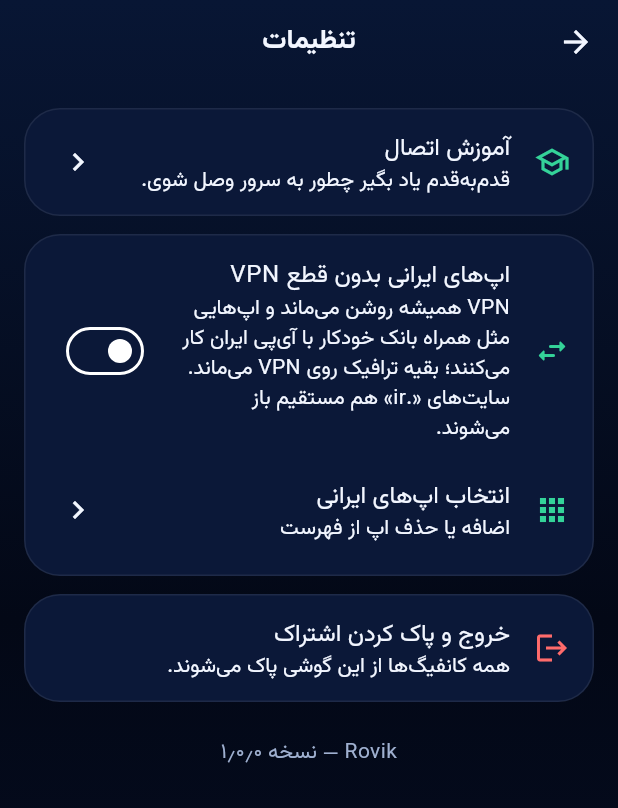
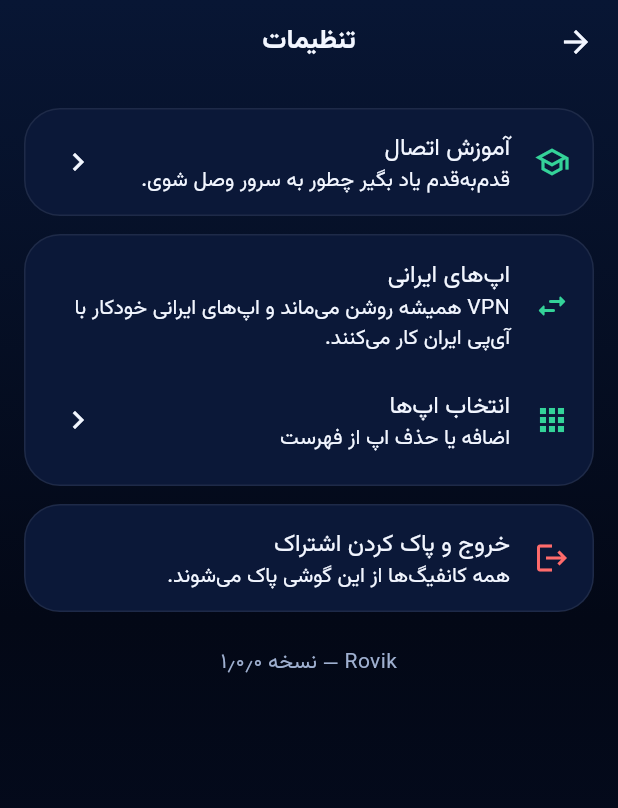
Before and after one commit to ilyaabbasii0090/rovik-app, a Flutter app: the screen it shows after launch, after a tap on the "settings" icon, on a phone screen of 412 x 824 dp. Shown: the top 808 px of the screen. Run offline on Flutter 3.47's test engine with Material 3 defaults, Android fonts, the phone set to English and light mode, and no system bars; our stand-ins replace app_links, shared_preferences; missing offline and left inert: flutter_v2ray; network calls fail.

Commit message:
v1.0.11: IranGuard always on for everyone - no settings toggle

```diff
--- a/rovik_app/lib/config.dart
+++ b/rovik_app/lib/config.dart
@@ -28,5 +28,5 @@ class RovikConfig {
       'https://rovikvpn.shop/dl/rovik.apk';
 
   /// نسخه نصب‌شده (باید با pubspec.yaml هماهنگ بماند).
-  static const String appVersion = '1.0.10';
+  static const String appVersion = '1.0.11';
 }
--- a/rovik_app/lib/screens/iran_guard_screen.dart
+++ b/rovik_app/lib/screens/iran_guard_screen.dart
@@ -8,7 +8,7 @@ import '../theme.dart';
 class IranGuardCard extends StatefulWidget {
   const IranGuardCard({super.key, this.onChanged});
 
-  /// بعد از هر تغییر (روشن/خاموش یا تغییر فهرست) صدا زده می‌شود.
+  /// بعد از هر تغییر فهرست اپ‌ها صدا زده می‌شود.
   final VoidCallback? onChanged;
 
   @override
@@ -16,30 +16,6 @@ class IranGuardCard extends StatefulWidget {
 }
 
 class _IranGuardCardState extends State<IranGuardCard> {
-  bool _enabled = false;
-  bool _loaded = false;
-
-  @override
-  void initState() {
-    super.initState();
-    _load();
-  }
-
-  Future<void> _load() async {
-    final enabled = await IranGuardPrefs.loadEnabled();
-    if (!mounted) return;
-    setState(() {
-      _enabled = enabled;
-      _loaded = true;
-    });
-  }
-
-  Future<void> _toggle(bool v) async {
-    await IranGuardPrefs.saveEnabled(v);
-    setState(() => _enabled = v);
-    widget.onChanged?.call();
-  }
-
   Future<void> _openApps() async {
     await Navigator.of(context).push(
       MaterialPageRoute(
@@ -55,24 +31,22 @@ class _IranGuardCardState extends State<IranGuardCard> {
         padding: const EdgeInsets.symmetric(vertical: 8),
         child: Column(
           children: [
-            SwitchListTile(
-              secondary: const Icon(
+            const ListTile(
+              leading: Icon(
                 Icons.swap_horiz_rounded,
                 color: RovikTheme.mint,
               ),
-              title: const Text('اپ‌های ایرانی بدون قطع VPN'),
-              subtitle: const Text(
-                'VPN همیشه روشن می‌ماند و اپ‌هایی مثل همراه بانک خودکار با آی‌پی ایران کار می‌کنند؛ بقیه ترافیک روی VPN می‌ماند. سایت‌های «.ir» هم مستقیم باز می‌شوند.',
+              title: Text('اپ‌های ایرانی'),
+              subtitle: Text(
+                'VPN همیشه روشن می‌ماند و اپ‌های ایرانی خودکار با آی‌پی ایران کار می‌کنند.',
               ),
-              value: _enabled,
-              onChanged: _loaded ? _toggle : null,
             ),
             ListTile(
               leading: const Icon(
                 Icons.apps_rounded,
                 color: RovikTheme.mint,
               ),
-              title: const Text('انتخاب اپ‌های ایرانی'),
+              title: const Text('انتخاب اپ‌ها'),
               subtitle: const Text('اضافه یا حذف اپ از فهرست'),
               trailing: const Icon(Icons.chevron_left),
               onTap: _openApps,
--- a/rovik_app/lib/services/iran_guard.dart
+++ b/rovik_app/lib/services/iran_guard.dart
@@ -7,7 +7,6 @@ import 'vpn_engine.dart';
 
 /// تنظیمات «اپ‌های ایرانی» (bypass تک‌اپ: ترافیک این اپ‌ها مستقیم می‌رود).
 class IranGuardPrefs {
-  static const _kEnabled = 'rovik_iran_guard_enabled_v1';
   static const _kAdded = 'rovik_iran_guard_added_v1';
   static const _kRemoved = 'rovik_iran_guard_removed_v1';
 
@@ -28,16 +27,6 @@ class IranGuardPrefs {
     if (knownPackages.contains(a.package)) return true;
     if (a.label.contains('بانک')) return true;
     return a.package.startsWith('ir.') && a.package.contains('bank');
-  }
-
-  static Future<bool> loadEnabled() async {
-    final p = await SharedPreferences.getInstance();
-    return p.getBool(_kEnabled) ?? false;
-  }
-
-  static Future<void> saveEnabled(bool v) async {
-    final p = await SharedPreferences.getInstance();
-    await p.setBool(_kEnabled, v);
   }
 
   static Future<Set<String>> loadAdded() async {
@@ -71,14 +60,16 @@ class IranGuardPrefs {
 
 /// اعمال فهرست اپ‌های ایرانی روی موتور VPN (bypass تک‌اپ، بدون هیچ مجوز).
 ///
+/// - قابلیت همیشه برای همه فعال است؛ کلید روشن/خاموش ندارد.
 /// - VPN همیشه روشن می‌ماند؛ ترافیک اپ‌های فهرست مستقیم (آی‌پی ایران) می‌رود
 ///   و بقیه ترافیک روی VPN می‌ماند.
-/// - فهرست فقط موقع استارت VPN اثر دارد؛ پس اگر موقع وصل بودن کلید یا فهرست
-///   عوض شد، یک بار اتصال تمیز قطع و با همان مسیر
-///   [VpnEngine.connectWithFallback] (سروری که وصل بود اول) دوباره وصل می‌شود.
-/// - اگر قابلیت خاموش است، فهرست خالی می‌ماند و VPN مثل قبل کار می‌کند.
+/// - فهرست فقط موقع استارت VPN اثر دارد؛ پس اگر موقع وصل بودن فهرست عوض شد،
+///   یک بار اتصال تمیز قطع و با همان مسیر [VpnEngine.connectWithFallback]
+///   (سروری که وصل بود اول) دوباره وصل می‌شود.
 class IranGuard {
-  IranGuard({required this.engine, required this.candidates});
+  IranGuard({required this.engine, required this.candidates}) {
+    engine.blockedAppsProvider = _resolve;
+  }
 
   final VpnEngine engine;
   final List<({String remark, String link})> Function() candidates;
@@ -90,10 +81,12 @@ class IranGuard {
   bool _reconnecting = false;
   bool _disposed = false;
 
-  static String _signature(bool enabled, Set<String> apps) {
-    if (!enabled) return '';
-    final l = apps.toList()..sort();
-    return l.join(',');
+  static String _signature(List<String> apps) => apps.join(',');
+
+  Future<List<String>> _resolve() async {
+    final installed = await NativeBridge.installedApps();
+    final apps = await IranGuardPrefs.effective(installed);
+    return apps.toList()..sort();
   }
 
   List<({String remark, String link})> _ordered() {
@@ -105,21 +98,15 @@ class IranGuard {
     return [list[idx], ...list.where((c) => c.link != first)];
   }
 
-  /// تنظیمات را دوباره می‌خواند و روی موتور اعمال می‌کند. اگر VPN وصل است و
-  /// تنظیمات عوض شده، با کمی تأخیر (برای جمع شدن چند تیک پشت‌سرهم) اتصال را
+  /// فهرست را دوباره می‌خواند و روی موتور اعمال می‌کند. اگر VPN وصل است و
+  /// فهرست عوض شده، با کمی تأخیر (برای جمع شدن چند تیک پشت‌سرهم) اتصال را
   /// تمیز قطع و دوباره وصل می‌کند.
   Future<void> refresh() async {
     if (!VpnEngine.isSupported) return;
-    final enabled = await IranGuardPrefs.loadEnabled();
-    var apps = <String>{};
-    if (enabled) {
-      final installed = await NativeBridge.installedApps();
-      apps = await IranGuardPrefs.effective(installed);
-    }
+    final apps = await _resolve();
     if (_disposed) return;
-    engine.bypassIranDomains = enabled;
-    engine.blockedApps = enabled ? (apps.toList()..sort()) : const <String>[];
-    _wantedSignature = _signature(enabled, apps);
+    engine.blockedApps = apps;
+    _wantedSignature = _signature(apps);
 
     if (engine.state != VpnConnectionState.connected) {
       // وصل نیست: فهرست جدید روی اتصال بعدی اثر می‌کند.
@@ -154,13 +141,10 @@ class IranGuard {
     }
   }
 
-  /// موتور هر بار که استارت می‌شود فهرست فعلی را استفاده می‌کند؛ این متد
-  /// را بعد از اتصال دستیِ کاربر صدا بزن تا امضای اعمال‌شده هم‌گام شود.
-  void markApplied() => _appliedSignature = _wantedSignature;
-
   void dispose() {
     _disposed = true;
     _debounce?.cancel();
     _debounce = null;
+    if (engine.blockedAppsProvider == _resolve) engine.blockedAppsProvider = null;
   }
 }
--- a/rovik_app/pubspec.yaml
+++ b/rovik_app/pubspec.yaml
@@ -1,7 +1,7 @@
 name: rovik_app
 description: "اپ اختصاصی VPN روویک — کلاینت واقعی V2Ray برای اندروید"
 publish_to: "none"
-version: 1.0.10+11
+version: 1.0.11+12
 
 environment:
   sdk: ^3.14.0
```
Also changed, not shown: rovik_app/lib/services/vpn_engine.dart (+18 -5 lines).
